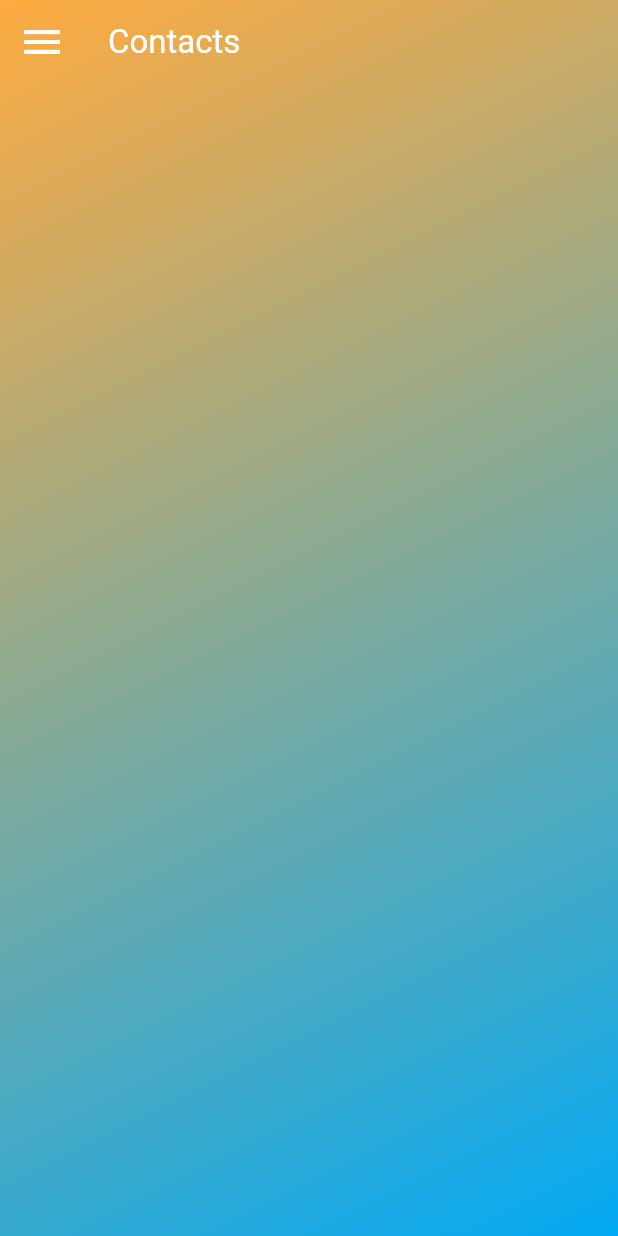
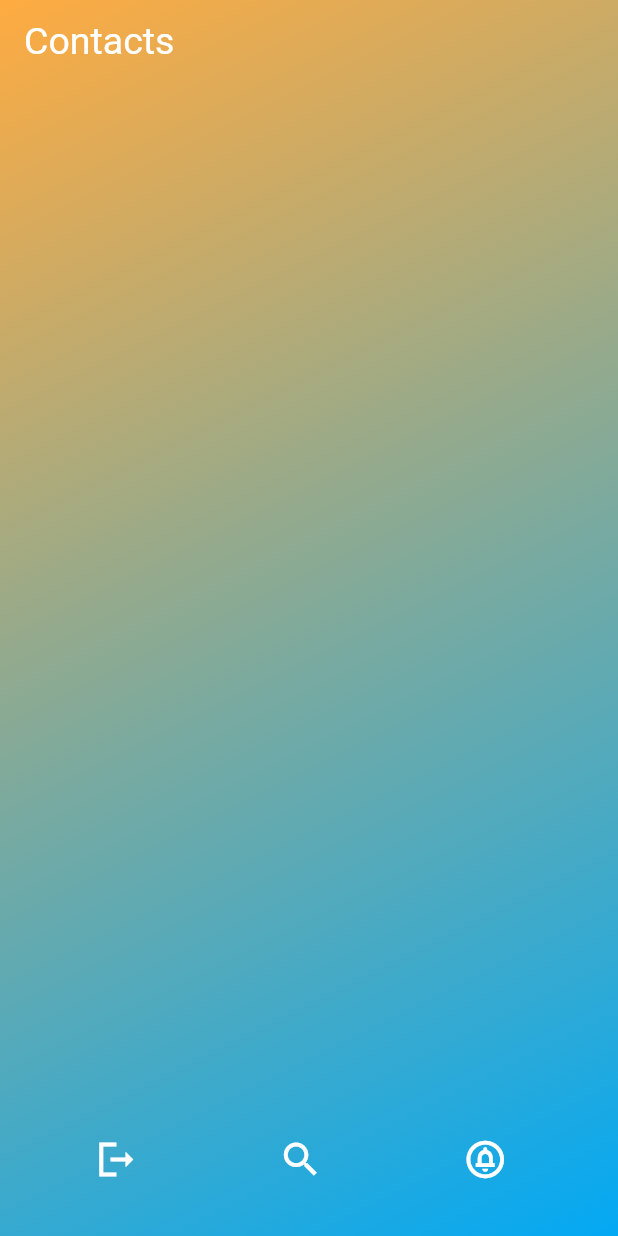
Before and after one commit to tylrmwn012/CSC-Messaging-Application, a Flutter app: the screen it shows once a user with an empty profile is signed in, on a phone screen of 412 x 824 dp. Run offline on Flutter 3.47's test engine with Material 3 defaults, Android fonts, the light colour scheme and no system bars; our stand-ins replace cloud_firestore, firebase_auth, firebase_core, flutter_riverpod; accounts and stored records are empty; statements that could not run were skipped.

Commit message:
navigation bar on contacts screen; new page dedicated to notifications

```diff
--- a/final_csc_app/lib/Contacts/contacts.dart
+++ b/final_csc_app/lib/Contacts/contacts.dart
@@ -4,6 +4,7 @@ import 'add_contact.dart' as add_contact;
 import '../Chats/chat_screen.dart';
 import '../Firebase Auth/auth_provider.dart';
 import 'package:cloud_firestore/cloud_firestore.dart';
+import '../Chats/notifications.dart';
 
 // This screen will serve as sort of the home page of the whole app. At the top left,
 // the user can sign out and be returned to the authentication screen. At the top right,
@@ -41,34 +42,7 @@ class _Contacts extends ConsumerState<Contacts> {
       appBar: AppBar(
         backgroundColor: Colors.transparent,
         elevation: 0.0,
-        title: Text('Contacts', style: TextStyle(color: Colors.white, fontSize: 22)),
-        leading: PopupMenuButton<String>(
-          padding: EdgeInsets.zero,
-          icon: Icon(Icons.menu, size: 32, color: Colors.white),
-          onSelected: (String choice) {
-            switch (choice) {
-              case 'Logout':
-                authService.signOut();
-                break;
-              case 'Add Contact':
-                Navigator.push(
-                  context,
-                  MaterialPageRoute(
-                    builder: (context) => add_contact.AddContact(),
-                  ),
-                );
-                break;
-            }
-          },
-          itemBuilder: (BuildContext context) {
-            return {'Logout', 'Add Contact'}.map((String choice) {
-              return PopupMenuItem<String>(
-                value: choice,
-                child: Text(choice),
-              );
-            }).toList();
-          },
-        ),
+        title: Text('Contacts', style: TextStyle(color: Colors.white, fontSize: 25)),
       ),
       extendBodyBehindAppBar: true,
       body: Container(
@@ -119,6 +93,74 @@ class _Contacts extends ConsumerState<Contacts> {
                   },
                 ),
               ),
+              SizedBox(
+                height: 70,
+                width: 800,
+                child: Row(
+
+                  // This will contain buttons at bottom of screen for :
+                  children: [
+                    // 1) Log Out button
+                    SizedBox(
+                      height: 60,
+                      width: 123,
+                      child: ElevatedButton(
+                        onPressed: () {
+                          authService.signOut();
+                        },
+                        style: ElevatedButton.styleFrom(
+                            backgroundColor: const Color.fromARGB(0, 255, 255, 255),
+                            elevation: 0.0,
+                            shape: BeveledRectangleBorder(),
+                        ),
+                        child: Icon(Icons.logout_sharp, size: 30, color: Colors.white,),
+                      ),
+                    ),
+                    // 2) Search Contacts button
+                    SizedBox(
+                      height: 60,
+                      width: 123,
+                      child: ElevatedButton(
+                        onPressed: () {
+                          Navigator.push(
+                            context,
+                            MaterialPageRoute(
+                              builder: (context) => add_contact.AddContact(),
+                            ),
+                          );
+                        },
+                        style: ElevatedButton.styleFrom(
+                            backgroundColor: const Color.fromARGB(0, 255, 255, 255),
+                            elevation: 0.0,
+                            shape: BeveledRectangleBorder(),
+                        ),
+                        child: Icon(Icons.search_sharp, size: 30, color: Colors.white,),
+                      ),
+                    ),
+                    // 3) Notifications Button
+                    SizedBox(
+                      height: 60,
+                      width: 123,
+                      child: ElevatedButton(
+                        onPressed: () {
+                          Navigator.push(
+                            context,
+                            MaterialPageRoute(
+                              builder: (context) => Notifications(),
+                            ),
+                          );
+                        },
+                        style: ElevatedButton.styleFrom(
+                            backgroundColor: const Color.fromARGB(0, 255, 255, 255),
+                            elevation: 0.0,
+                            shape: BeveledRectangleBorder(),
+                        ),
+                        child: Icon(Icons.circle_notifications_outlined, size: 30, color: Colors.white,),
+                      ),
+                    ),
+                  ],
+                ),
+              ),
             ],
           ),
         ),
```
Also changed, not shown: final_csc_app/lib/Chats/notifications.dart (added, +45 -0 lines).
